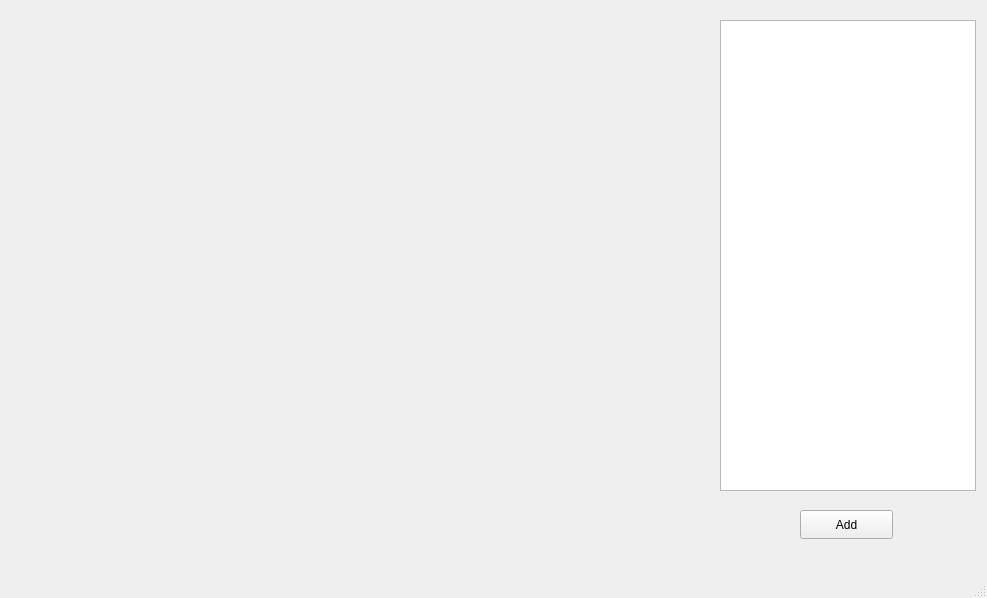
fdpn149/ProjectEquationDrawing, file mainwindow.ui: the form before one commit.
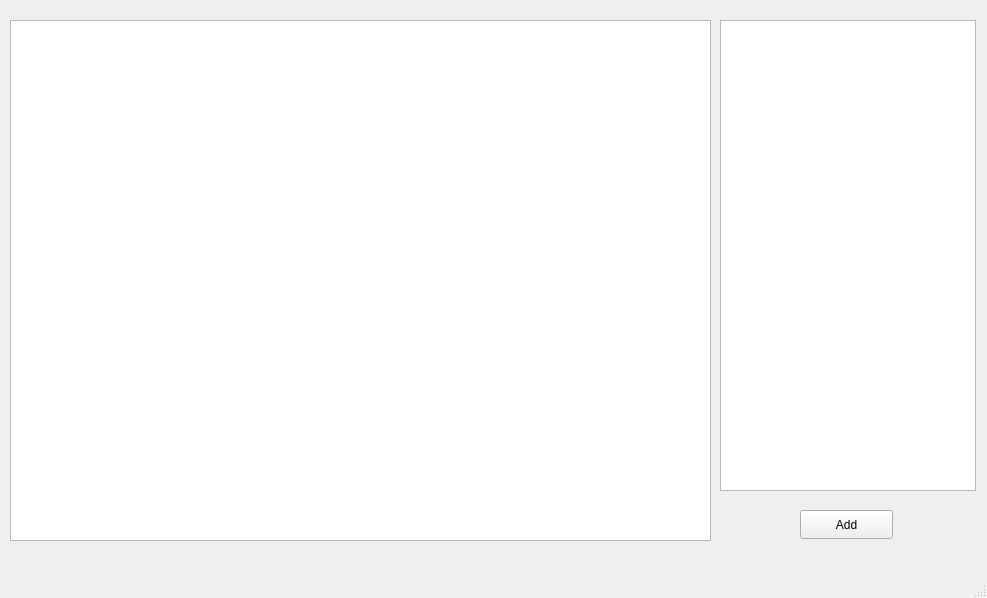
The form after the commit.

```diff
--- a/mainwindow.ui
+++ b/mainwindow.ui
@@ -23,7 +23,19 @@
       <height>521</height>
      </rect>
     </property>
-    <layout class="QHBoxLayout" name="horizontalLayout_2"/>
+    <layout class="QHBoxLayout" name="horizontalLayout_2">
+     <item>
+      <widget class="QTextBrowser" name="textBrowser">
+       <property name="html">
+        <string>&lt;!DOCTYPE HTML PUBLIC &quot;-//W3C//DTD HTML 4.0//EN&quot; &quot;http://www.w3.org/TR/REC-html40/strict.dtd&quot;&gt;
+&lt;html&gt;&lt;head&gt;&lt;meta name=&quot;qrichtext&quot; content=&quot;1&quot; /&gt;&lt;meta charset=&quot;utf-8&quot; /&gt;&lt;style type=&quot;text/css&quot;&gt;
+p, li { white-space: pre-wrap; }
+&lt;/style&gt;&lt;/head&gt;&lt;body style=&quot; font-family:'Microsoft JhengHei UI'; font-size:9pt; font-weight:400; font-style:normal;&quot;&gt;
+&lt;p style=&quot;-qt-paragraph-type:empty; margin-top:0px; margin-bottom:0px; margin-left:0px; margin-right:0px; -qt-block-indent:0; text-indent:0px;&quot;&gt;&lt;br /&gt;&lt;/p&gt;&lt;/body&gt;&lt;/html&gt;</string>
+       </property>
+      </widget>
+     </item>
+    </layout>
    </widget>
    <widget class="QListWidget" name="listWidget">
     <property name="geometry">
```
Left out of the diff: 2 changed lines with no effect on the pictures.
